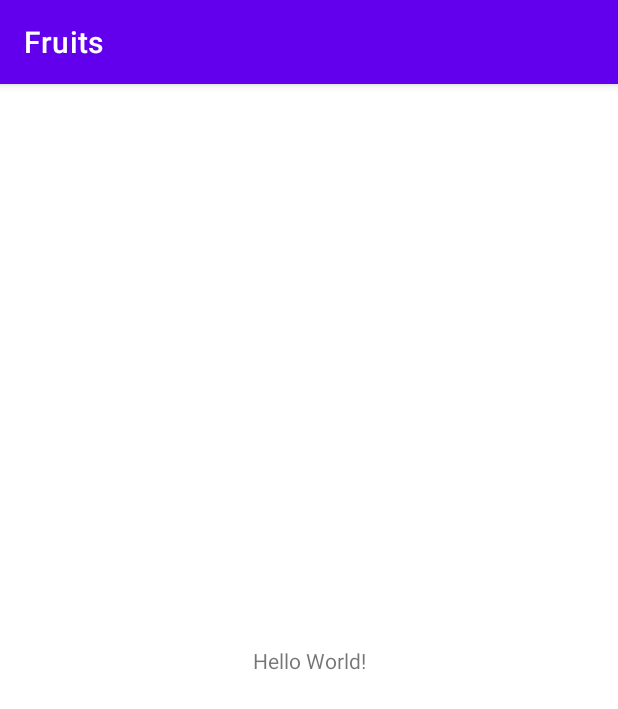
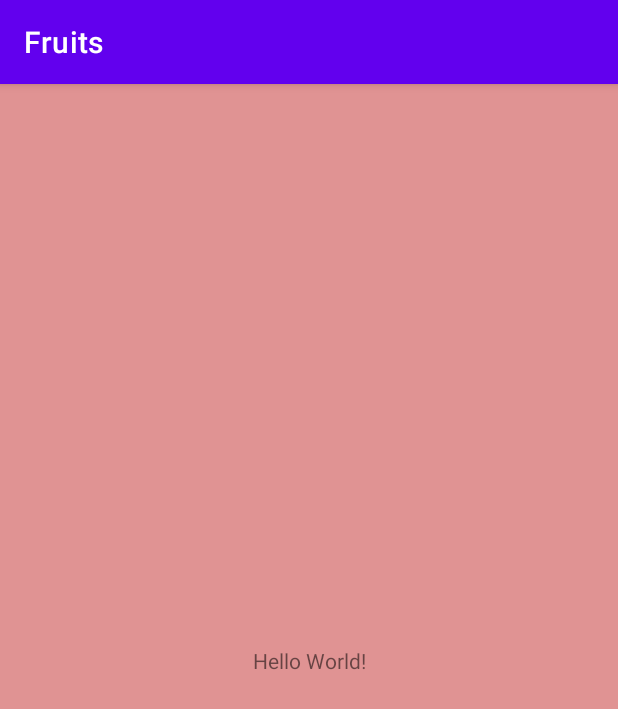
Before and after one commit to M4XK8R/Fruits, an Android app: the screen it shows after launch (MainActivity), on a phone screen of 412 x 824 dp. Shown: the top 709 px of the screen. Run offline under Robolectric (Android 15) with nearby library versions, the phone set to English and light mode, and no system bars.

Commit message:
changed background color of activity_main.xml

```diff
--- a/app/src/main/res/layout/activity_main.xml
+++ b/app/src/main/res/layout/activity_main.xml
@@ -4,6 +4,9 @@
     xmlns:tools="http://schemas.android.com/tools"
     android:layout_width="match_parent"
     android:layout_height="match_parent"
+    android:background="#9F6060"
+    android:backgroundTint="#AC5252"
+    android:backgroundTintMode="screen"
     tools:context=".presentanion.MainActivity">
 
     <TextView
```
